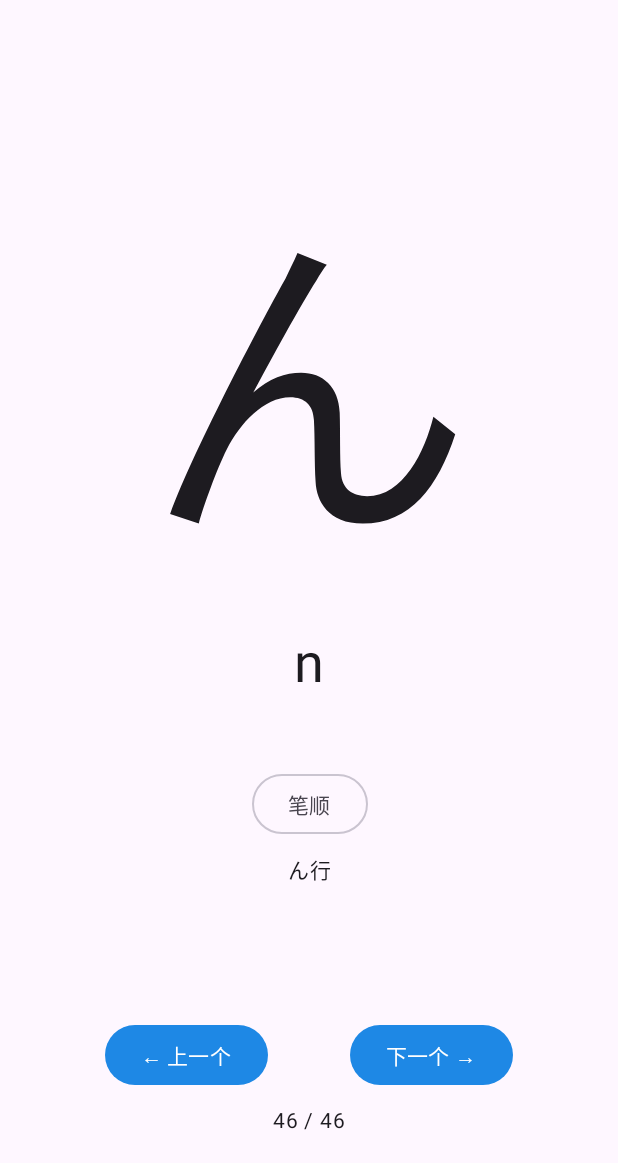
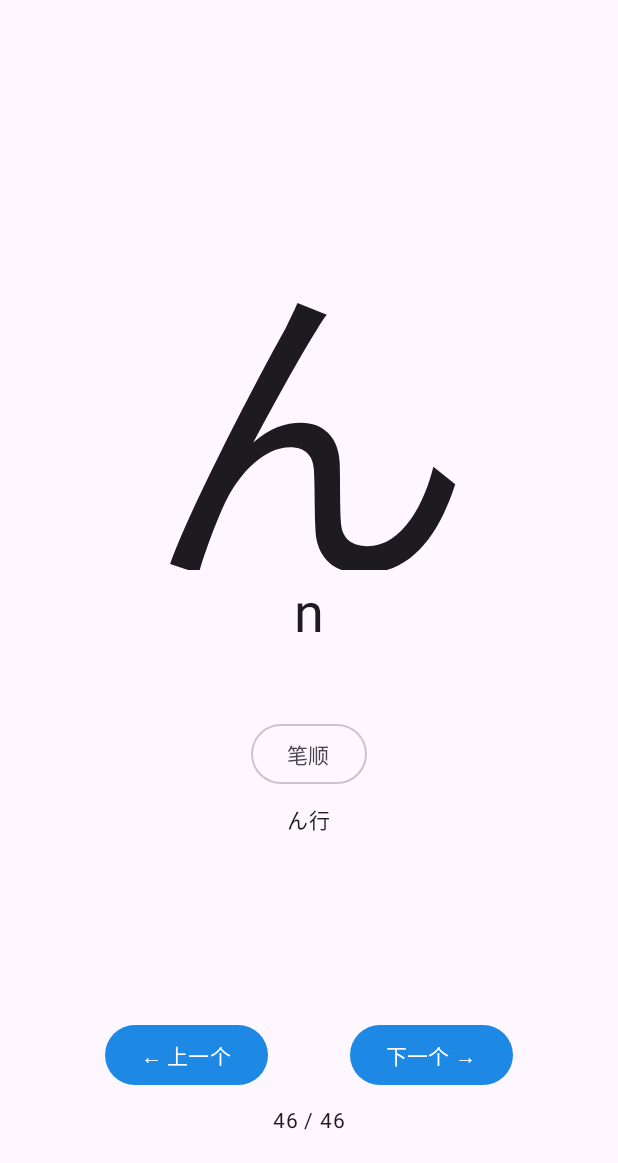
Before and after one commit to stormeyes/gojuon-cards, an Android app built with Jetpack Compose: the screen it shows after launch (MainActivity), after a tap on an icon or button, on a phone screen of 412 x 824 dp, the part 73-1236 px from its top. Run offline under Robolectric (Android 15) with nearby library versions, the phone set to English and light mode, and no system bars; 2 other taps on this screen came first.

Commit message:
feat: integrate stroke animation into card
Per-kana playToken in mutableStateMapOf; tapping 笔顺 increments,
StrokeAnimator picks it up and replays. Tokens for non-current
cards are cleared on swipe so they return to static state.

Co-Authored-By: Claude Opus 4.7 (1M context) <noreply@anthropic.com>

```diff
--- a/app/src/main/java/com/kongkongyzt/gojuon/ui/CardScreen.kt
+++ b/app/src/main/java/com/kongkongyzt/gojuon/ui/CardScreen.kt
@@ -10,6 +10,8 @@ import androidx.compose.foundation.layout.fillMaxSize
 import androidx.compose.foundation.layout.fillMaxWidth
 import androidx.compose.foundation.layout.height
 import androidx.compose.foundation.layout.padding
+import androidx.compose.foundation.layout.size
+import androidx.compose.runtime.mutableStateMapOf
 import androidx.compose.foundation.pager.HorizontalPager
 import androidx.compose.foundation.pager.rememberPagerState
 import androidx.compose.material3.Button
@@ -58,6 +60,10 @@ fun CardScreen() {
 
     val audio = rememberKanaAudio()
 
+    // 每个 kana 一个 playToken。点笔顺按钮 → ++,触发 StrokeAnimator 重置并播放。
+    // 不持久化:杀进程后所有 token 归零(等价于"切到那张卡片是静态显示"),这是期望行为。
+    val strokeTokens = remember { mutableStateMapOf<Int, Int>() }
+
     val orderedIndices: List<Int> = remember(randomOrder, shuffleSeed) {
         if (randomOrder) {
             (0 until KANA_COUNT).shuffled(java.util.Random(shuffleSeed))
@@ -104,6 +110,13 @@ fun CardScreen() {
         }
     }
 
+    // 切换卡片时,把所有非当前卡片的 token 清零(下次访问时回到静态)
+    LaunchedEffect(currentRealIndex) {
+        val keep = currentRealIndex
+        val toRemove = strokeTokens.keys.filter { it != keep }
+        toRemove.forEach { strokeTokens.remove(it) }
+    }
+
     Scaffold(
         topBar = {
             TopAppBar(
@@ -139,10 +152,13 @@ fun CardScreen() {
             ) { virtualPage ->
                 val displayPos = ((virtualPage % KANA_COUNT) + KANA_COUNT) % KANA_COUNT
                 val kanaIndex = orderedIndices[displayPos]
+                val token = strokeTokens[kanaIndex] ?: 0
                 CardContent(
                     kana = GOJUON[kanaIndex],
                     showRomaji = showRomaji,
+                    strokePlayToken = token,
                     onTapKana = { audio.play(GOJUON[kanaIndex].audioRes) },
+                    onTapStroke = { strokeTokens[kanaIndex] = (strokeTokens[kanaIndex] ?: 0) + 1 },
                 )
             }
 
@@ -167,7 +183,13 @@ private fun SwitchLabel(text: String, checked: Boolean, onCheckedChange: (Boolea
 }
 
 @Composable
-private fun CardContent(kana: Kana, showRomaji: Boolean, onTapKana: () -> Unit) {
+private fun CardContent(
+    kana: Kana,
+    showRomaji: Boolean,
+    strokePlayToken: Int,
+    onTapKana: () -> Unit,
+    onTapStroke: () -> Unit,
+) {
     Box(
         modifier = Modifier.fillMaxSize(),
         contentAlignment = Alignment.Center
@@ -176,20 +198,34 @@ private fun CardContent(kana: Kana, showRomaji: Boolean, onTapKana: () -> Unit)
             horizontalAlignment = Alignment.CenterHorizontally,
             verticalArrangement = Arrangement.Center
         ) {
+            // 大假名 / 笔顺动画区域(同一位置,固定 size 防止动画切换抖动布局)
+            Box(
+                modifier = Modifier.size(260.dp),
+                contentAlignment = Alignment.Center
+            ) {
+                if (strokePlayToken > 0) {
+                    StrokeAnimator(
+                        drawableRes = kana.drawableRes,
+                        playToken = strokePlayToken,
+                        modifier = Modifier.size(220.dp)
+                    )
+                } else {
                     Text(
                         text = kana.char,
                         fontSize = 220.sp,
                         fontWeight = FontWeight.Normal,
                         modifier = Modifier.clickable { onTapKana() }
                     )
+                }
+            }
             Spacer(Modifier.height(8.dp))
             if (showRomaji) {
                 Text(text = kana.romaji, fontSize = 36.sp)
             } else {
-                Spacer(Modifier.height(36.dp))  // 占位保持布局稳定
+                Spacer(Modifier.height(36.dp))
             }
             Spacer(Modifier.height(48.dp))
-            OutlinedButton(onClick = { /* Phase 7 stroke trigger */ }) {
+            OutlinedButton(onClick = onTapStroke) {
                 Text(androidx.compose.ui.res.stringResource(R.string.btn_stroke))
             }
             Spacer(Modifier.height(8.dp))
```
Lines whose indentation alone changed are shown as unchanged.
